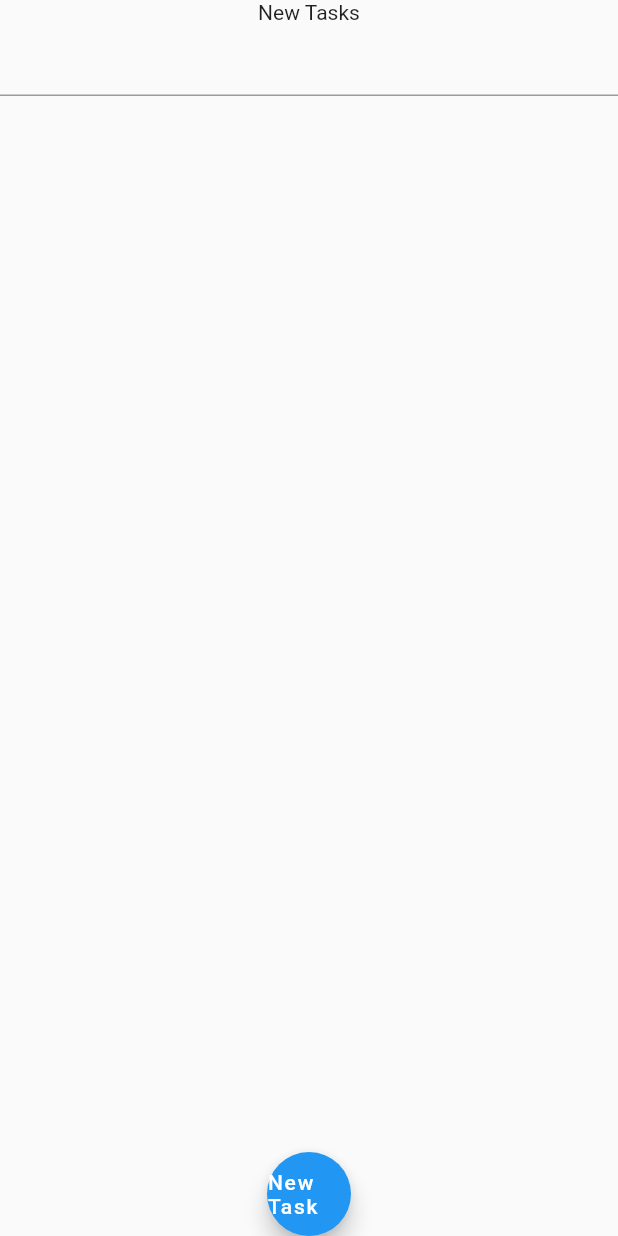
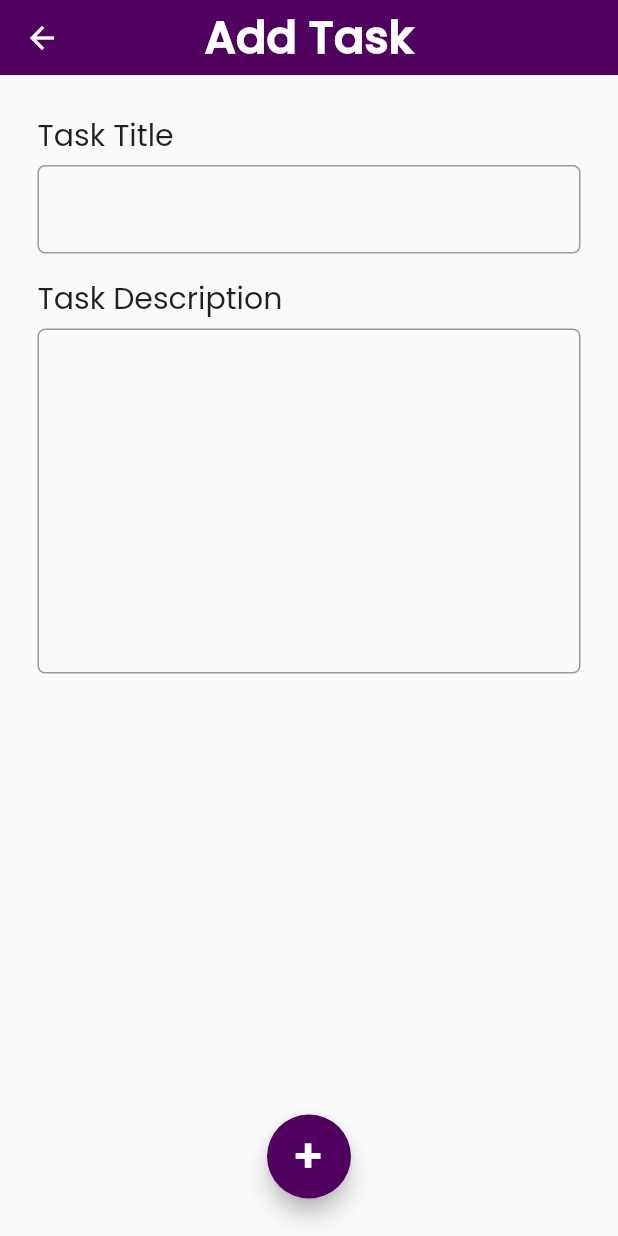
Before and after one commit to HamiiidAsgarian/flutter-metric, a Flutter app: the NewTaskPage screen opened directly, on a phone screen of 412 x 824 dp. Run offline on Flutter 3.47's test engine with Material 2 defaults, Android fonts, the light colour scheme and no system bars; our stand-ins replace flutter_bloc.

Commit message:
add Add Task page

```diff
--- a/lib/const.dart
+++ b/lib/const.dart
@@ -0,0 +1,20 @@
+import 'package:flutter/material.dart';
+
+class Consts {
+  // double defultPadding = 20;
+
+  // int titleFontSize = 30;
+
+  static Color mainPurple = const Color.fromARGB(255, 80, 0, 94);
+  static ThemeData taskCartTransparentTheme = ThemeData(
+    canvasColor: Colors.transparent,
+    shadowColor: Colors.transparent,
+    dialogBackgroundColor: Colors.transparent,
+  );
+
+  static TextStyle titleTextStyle = const TextStyle(
+      fontSize: 30, fontWeight: FontWeight.bold, fontFamily: "Poppins");
+
+  static TextStyle cardTextStyle = const TextStyle(
+      fontSize: 20, fontWeight: FontWeight.normal, fontFamily: "Poppins");
+}
--- a/lib/pages/home_page.dart
+++ b/lib/pages/home_page.dart
@@ -1,24 +1,34 @@
-import 'package:flutter/gestures.dart';
 import 'package:flutter/material.dart';
+import 'package:web_metric/const.dart';
+import 'package:web_metric/pages/newtask_page.dart';
 import 'package:web_metric/widgets/task_card.dart';
+import '../widgets/custom_appbar.dart';
 
 class HomePage extends StatelessWidget {
   const HomePage({super.key});
 
   @override
   Widget build(BuildContext context) {
-    final ValueNotifier tasks = ValueNotifier(['t1', 't2', 't3']);
+    final ValueNotifier tasks = ValueNotifier([
+      '1111111111111111111111111111111111111111111112222222222222222222222222222222222222222222222222222222221',
+      't2',
+      't3'
+    ]);
     return Scaffold(
+      appBar: const CustomAppbar(title: 'Tasks'),
       body: SafeArea(
           child: Padding(
         padding: const EdgeInsets.all(25),
         child: Column(
           crossAxisAlignment: CrossAxisAlignment.center,
           children: [
-            const Text("Tasks"),
             Row(
               mainAxisAlignment: MainAxisAlignment.spaceBetween,
-              children: const [Text("Filter"), Text("V")],
+              children: [
+                Text("Filter", style: Consts.cardTextStyle),
+                const SizedBox(height: 5),
+                Text("V", style: Consts.cardTextStyle),
+              ],
             ),
             Expanded(
                 child: Container(
@@ -26,24 +36,34 @@ class HomePage extends StatelessWidget {
                     child: ValueListenableBuilder(
                         valueListenable: tasks,
                         builder: (context, value, child) {
-                          return ReorderableListView(
-                              padding: const EdgeInsets.all(15),
+                          return Theme(
+                            data: Consts.taskCartTransparentTheme,
+                            child: ReorderableListView(
                                 // buildDefaultDragHandles: false,
                                 children: List.generate(
                                     value.length,
-                                  (index) => TaskCard(
+                                    (index) => Container(
                                           key: ValueKey('t$index'),
-                                      data: value[index])),
+                                          margin:
+                                              const EdgeInsets.only(bottom: 5),
+                                          child: TaskCard(data: value[index]),
+                                        )),
                                 onReorder: (int oldIndex, int newIndex) {
                                   if (newIndex > oldIndex) newIndex -= 1;
                                   final String item = value.removeAt(oldIndex);
                                   tasks.value = List.from(tasks.value)
                                     ..insert(newIndex, item);
-                              });
+                                }),
+                          );
                         }))),
             FloatingActionButton(
                 child: const Text("New Task", textAlign: TextAlign.center),
-                onPressed: () {})
+                onPressed: () {
+                  Navigator.push(
+                      context,
+                      MaterialPageRoute(
+                          builder: (context) => const NewTaskPage()));
+                })
           ],
         ),
       )),
--- a/lib/pages/newtask_page.dart
+++ b/lib/pages/newtask_page.dart
@@ -1,20 +1,53 @@
 import 'package:flutter/material.dart';
+import 'package:web_metric/const.dart';
+import 'package:web_metric/widgets/custom_appbar.dart';
+
+import '../widgets/custome_textinput.dart';
 
 class NewTaskPage extends StatelessWidget {
   const NewTaskPage({super.key});
 
   @override
   Widget build(BuildContext context) {
+    final TextEditingController _taskTitleCntrlr = TextEditingController();
+    final TextEditingController _taskDescriptionCntrlr =
+        TextEditingController();
+
     return Scaffold(
+      appBar: const CustomAppbar(title: 'Add Task'),
       body: SafeArea(
-          child: Column(
-        crossAxisAlignment: CrossAxisAlignment.center,
-        children: [
-          const Text("New Tasks"),
-          const TextField(),
-          Expanded(child: ListView()),
-          FloatingActionButton(child: const Text("New Task"), onPressed: () {})
-        ],
+          child: Padding(
+        padding: const EdgeInsets.all(25),
+        child: Column(
+          crossAxisAlignment: CrossAxisAlignment.center,
+          children: [
+            CustomTextInput(
+              textEditingController: _taskTitleCntrlr,
+              // maxLine: 1,
+              maxLine: 1,
+              title: "Task Title",
+            ),
+            const SizedBox(height: 15),
+            Expanded(
+              child: SingleChildScrollView(
+                child: CustomTextInput(
+                  textEditingController: _taskDescriptionCntrlr,
+                  title: "Task Description",
+                  minLine: 10,
+                  // maxLine: 10,
+                ),
+              ),
+            ),
+            FloatingActionButton(
+                backgroundColor: Consts.mainPurple,
+                child: Text("+",
+                    style: Consts.titleTextStyle, textAlign: TextAlign.center),
+                onPressed: () {
+                  print(_taskTitleCntrlr.text);
+                  print(_taskDescriptionCntrlr.text);
+                })
+          ],
+        ),
       )),
     );
   }
--- /dev/null
+++ b/lib/widgets/custom_appbar.dart
@@ -0,0 +1,22 @@
+import 'package:flutter/material.dart';
+
+import '../const.dart';
+
+class CustomAppbar extends StatelessWidget implements PreferredSizeWidget {
+  const CustomAppbar({super.key, this.height = 50, this.title = "Title"});
+
+  final double height;
+  final String title;
+
+  @override
+  Widget build(BuildContext context) {
+    return AppBar(
+        elevation: 0,
+        backgroundColor: Consts.mainPurple,
+        centerTitle: true,
+        title: Text(title, style: Consts.titleTextStyle));
+  }
+
+  @override
+  Size get preferredSize => const Size.fromHeight(50);
+}
--- /dev/null
+++ b/lib/widgets/custome_textinput.dart
@@ -0,0 +1,91 @@
+import 'package:flutter/material.dart';
+import 'package:web_metric/const.dart';
+
+class CustomTextInput extends StatelessWidget {
+  final String? mask;
+  final String title;
+  final String? hint;
+  final Widget? prefix;
+  final Widget? suffix;
+  // final Function onPressIcon;
+  final Color? fillColor;
+  final TextInputType? keyboardType;
+  final Function(String? value)? validator;
+  final Function(String? value)? onChange;
+  final bool? obscureText;
+  final int? minLine;
+  final int? maxLine;
+
+  final TextEditingController? textEditingController;
+
+  const CustomTextInput(
+      {super.key,
+      this.mask,
+      this.title = 'title',
+      this.minLine = 1,
+      this.maxLine = 50,
+      this.hint,
+      this.suffix,
+      // required this.onPressIcon,
+      this.fillColor,
+      this.prefix,
+      this.textEditingController,
+      this.keyboardType,
+      this.validator,
+      this.onChange,
+      this.obscureText});
+
+  @override
+  Widget build(BuildContext context) {
+    return Column(
+      crossAxisAlignment: CrossAxisAlignment.start,
+      children: [
+        Text(title, style: Consts.cardTextStyle),
+        const SizedBox(height: 5),
+        TextFormField(
+          minLines: minLine,
+          maxLines: maxLine,
+          // expands: true,
+          obscureText: obscureText ?? false,
+          onChanged: (value) {
+            onChange != null ? onChange!(value) : () {};
+          },
+          validator: (v) {
+            return validator!(v);
+          },
+          cursorColor: Colors.green,
+          keyboardType: keyboardType,
+          // inputFormatters: [
+          //   MaskTextInputFormatter(mask: mask),
+          // ],
+          controller:
+              textEditingController, //editing controller of this TextField
+          decoration: InputDecoration(
+              filled: fillColor != null,
+              fillColor: fillColor,
+              hintText: hint,
+              focusedBorder: OutlineInputBorder(
+                borderRadius: BorderRadius.circular(5),
+                borderSide: const BorderSide(
+                  color: Colors.green,
+                  width: 2.0,
+                ),
+              ),
+              border: OutlineInputBorder(
+                borderRadius: BorderRadius.circular(5),
+                borderSide: const BorderSide(
+                  color: Colors.green,
+                  width: 1.0,
+                ),
+              ),
+              suffixIcon: suffix,
+              prefixIcon: prefix
+              // labelText: "Enter Date" //label text of field
+              ),
+          // readOnly:
+          //     true, //set it true, so that user will not able to edit text
+        ),
+      ],
+    );
+  }
+}
--- a/lib/widgets/task_card.dart
+++ b/lib/widgets/task_card.dart
@@ -2,6 +2,7 @@ import 'package:flutter/material.dart';
 import 'package:flutter/src/widgets/framework.dart';
 import 'package:flutter/src/widgets/placeholder.dart';
 import 'package:flutter/widgets.dart';
+import 'package:web_metric/const.dart';
 
 class TaskCard extends StatelessWidget {
   final String data;
@@ -10,10 +11,12 @@ class TaskCard extends StatelessWidget {
   @override
   Widget build(BuildContext context) {
     return Container(
-      height: 100,
+      padding: const EdgeInsets.symmetric(horizontal: 25, vertical: 15),
+      decoration: BoxDecoration(
+          borderRadius: BorderRadius.circular(25), color: Colors.amber),
+      // height: 100,
       width: double.infinity,
-      color: Colors.amber,
-      child: Center(child: Text(data)),
+      child: Center(child: Text(data, style: Consts.cardTextStyle)),
     );
   }
 }
```
Also changed, not shown: pubspec.yaml (+8 -10 lines), assets/fonts/Poppins-Medium.ttf (added), assets/fonts/Poppins-Regular.ttf (added). Lines whose indentation alone changed are shown as unchanged.
